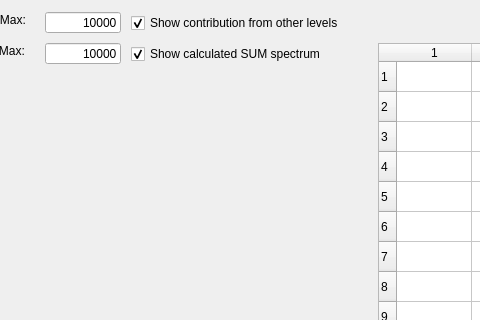
Above: development/manualfitgraph.ui from Iuve/TASEva before the change; both pictures show x 329 to 809 and y 0 to 320 of the 925 by 600 pixel window. Below: the same form after it.
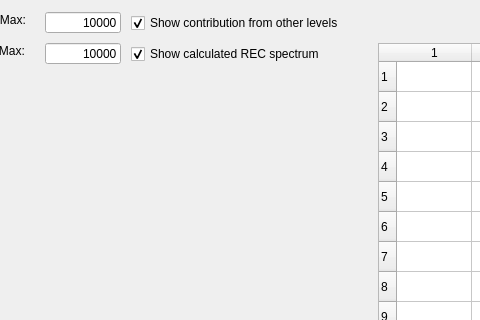
That is the form after the change. Custom widgets are drawn as their Qt base class.

Diff of the .ui file:
```diff
--- a/development/manualfitgraph.ui
+++ b/development/manualfitgraph.ui
@@ -300,7 +300,7 @@
     </rect>
    </property>
    <property name="text">
-    <string>Show calculated SUM spectrum</string>
+    <string>Show calculated REC spectrum</string>
    </property>
    <property name="checked">
     <bool>true</bool>
```
